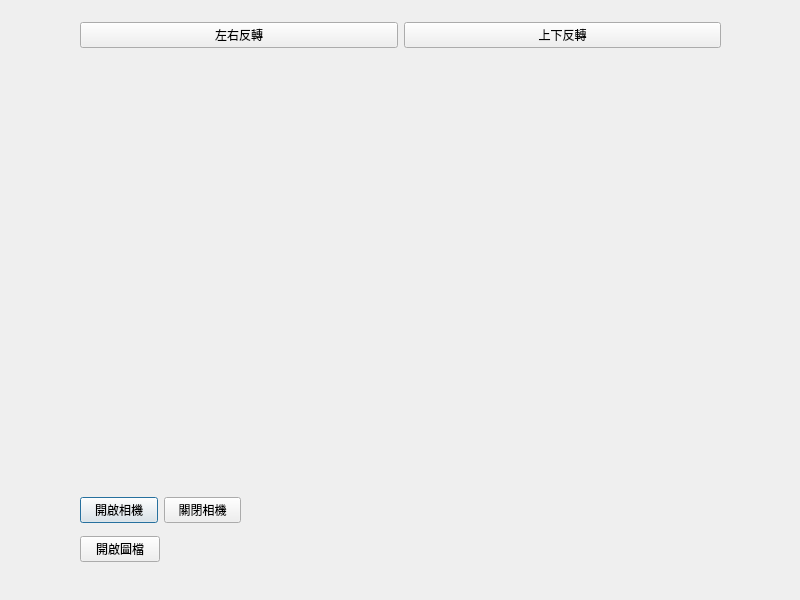
Above: mainwindow.ui from HANKSIE/QT_test before the change. Below: the same form after it.
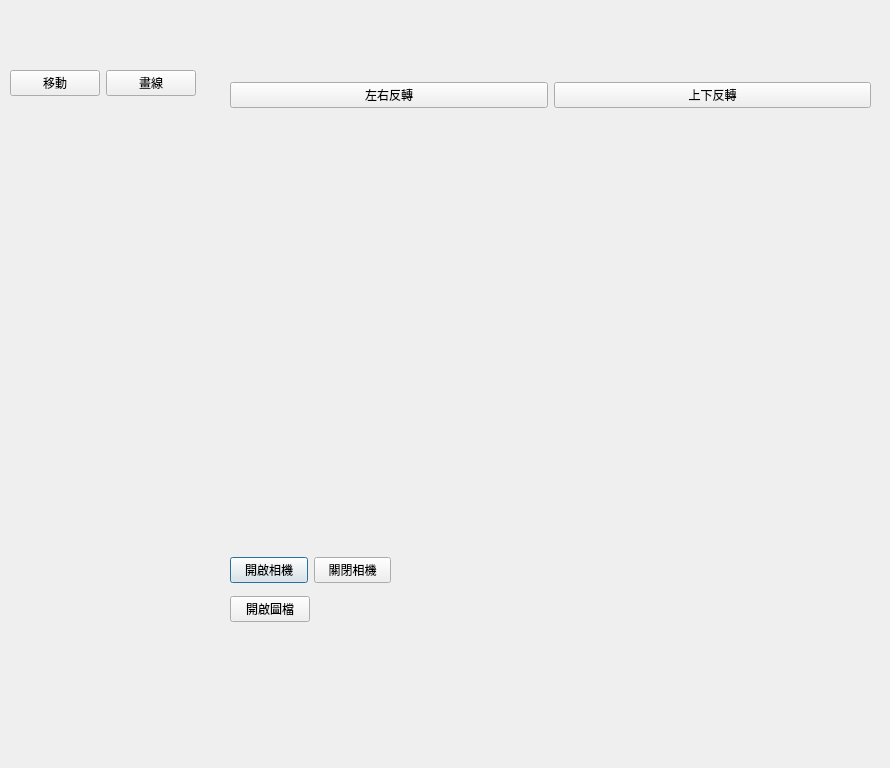
That is the form after the change.

Commit message: draw & pull line

```diff
--- a/mainwindow.ui
+++ b/mainwindow.ui
@@ -6,8 +6,8 @@
    <rect>
     <x>0</x>
     <y>0</y>
-    <width>800</width>
-    <height>600</height>
+    <width>890</width>
+    <height>768</height>
    </rect>
   </property>
   <property name="windowTitle">
@@ -16,8 +16,8 @@
   <widget class="QWidget" name="verticalLayoutWidget">
    <property name="geometry">
     <rect>
-     <x>80</x>
-     <y>490</y>
+     <x>230</x>
+     <y>550</y>
      <width>161</width>
      <height>80</height>
     </rect>
@@ -70,8 +70,8 @@
   <widget class="QWidget" name="horizontalLayoutWidget_3">
    <property name="geometry">
     <rect>
-     <x>80</x>
-     <y>10</y>
+     <x>230</x>
+     <y>70</y>
      <width>641</width>
      <height>51</height>
     </rect>
@@ -96,14 +96,57 @@
   <widget class="QWidget" name="horizontalLayoutWidget">
    <property name="geometry">
     <rect>
-     <x>80</x>
-     <y>80</y>
+     <x>230</x>
+     <y>140</y>
      <width>641</width>
      <height>391</height>
     </rect>
    </property>
    <layout class="QHBoxLayout" name="view_layout"/>
   </widget>
+  <widget class="QWidget" name="verticalLayoutWidget_2">
+   <property name="geometry">
+    <rect>
+     <x>10</x>
+     <y>70</y>
+     <width>186</width>
+     <height>561</height>
+    </rect>
+   </property>
+   <layout class="QVBoxLayout" name="toolbar">
+    <item>
+     <layout class="QHBoxLayout" name="horizontalLayout_5">
+      <item>
+       <widget class="QPushButton" name="dragMove">
+        <property name="text">
+         <string>移動</string>
+        </property>
+       </widget>
+      </item>
+      <item>
+       <widget class="QPushButton" name="drawLine">
+        <property name="text">
+         <string>畫線</string>
+        </property>
+       </widget>
+      </item>
+     </layout>
+    </item>
+    <item>
+     <spacer name="verticalSpacer">
+      <property name="orientation">
+       <enum>Qt::Vertical</enum>
+      </property>
+      <property name="sizeHint" stdset="0">
+       <size>
+        <width>20</width>
+        <height>40</height>
+       </size>
+      </property>
+     </spacer>
+    </item>
+   </layout>
+  </widget>
  </widget>
  <resources/>
  <connections/>
```
Left out of the diff: 9 changed lines with no effect on the pictures. The commit also changes 5 other files.
